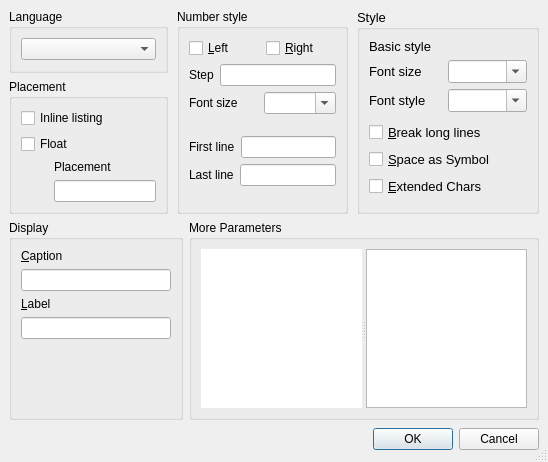
First picture: the form in src/frontends/qt4/ui/ListingsUi.ui, repository cburschka/lyx, before the edit.
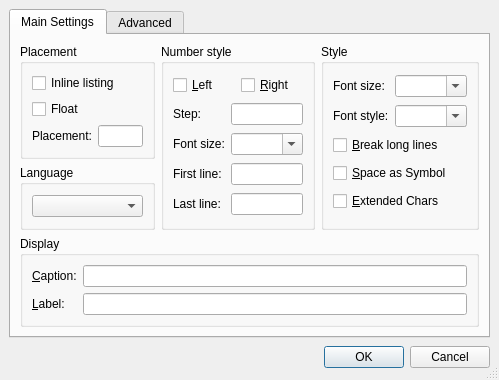
Second picture: the form after the edit.

Commit message: InsetListings: use Edwin's dialog, which is much nice

Patch:
```diff
--- a/src/frontends/qt4/ui/ListingsUi.ui
+++ b/src/frontends/qt4/ui/ListingsUi.ui
@@ -8,8 +8,8 @@
    <rect>
     <x>0</x>
     <y>0</y>
-    <width>548</width>
-    <height>462</height>
+    <width>499</width>
+    <height>355</height>
    </rect>
   </property>
   <property name="windowTitle" >
@@ -18,74 +18,262 @@
   <property name="sizeGripEnabled" >
    <bool>true</bool>
   </property>
-  <layout class="QVBoxLayout" >
+  <layout class="QGridLayout" >
    <property name="margin" >
     <number>9</number>
    </property>
    <property name="spacing" >
     <number>6</number>
    </property>
-   <item>
-    <layout class="QHBoxLayout" >
-     <property name="margin" >
+   <item row="0" column="0" >
+    <widget class="QTabWidget" name="listingsTW" >
+     <property name="currentIndex" >
       <number>0</number>
      </property>
-     <property name="spacing" >
-      <number>6</number>
-     </property>
-     <item>
-      <layout class="QVBoxLayout" >
+     <widget class="QWidget" name="tab" >
+      <attribute name="title" >
+       <string>Main Settings</string>
+      </attribute>
+      <layout class="QGridLayout" >
        <property name="margin" >
-        <number>0</number>
+        <number>9</number>
        </property>
        <property name="spacing" >
         <number>6</number>
        </property>
-       <item>
+       <item rowspan="2" row="0" column="2" >
+        <widget class="QGroupBox" name="basicstyleGB" >
+         <property name="title" >
+          <string>Style</string>
+         </property>
+         <layout class="QGridLayout" >
+          <property name="margin" >
+           <number>9</number>
+          </property>
+          <property name="spacing" >
+           <number>6</number>
+          </property>
+          <item row="2" column="0" colspan="2" >
+           <widget class="QCheckBox" name="breaklinesCB" >
+            <property name="toolTip" >
+             <string>Breaking lines longer than the linewidth</string>
+            </property>
+            <property name="text" >
+             <string>&amp;Break long lines</string>
+            </property>
+            <property name="shortcut" >
+             <number>276824130</number>
+            </property>
+           </widget>
+          </item>
+          <item row="3" column="0" colspan="2" >
+           <widget class="QCheckBox" name="spaceCB" >
+            <property name="toolTip" >
+             <string>Insert a special symbol for a space</string>
+            </property>
+            <property name="text" >
+             <string>&amp;Space as Symbol</string>
+            </property>
+            <property name="shortcut" >
+             <number>276824147</number>
+            </property>
+           </widget>
+          </item>
+          <item row="4" column="0" colspan="2" >
+           <widget class="QCheckBox" name="extendedcharsCB" >
+            <property name="enabled" >
+             <bool>true</bool>
+            </property>
+            <property name="toolTip" >
+             <string>Use extended character table</string>
+            </property>
+            <property name="text" >
+             <string>&amp;Extended Chars</string>
+            </property>
+            <property name="shortcut" >
+             <number>276824133</number>
+            </property>
+           </widget>
+          </item>
+          <item row="1" column="0" >
+           <widget class="QLabel" name="fontstyle_label_3" >
+            <property name="text" >
+             <string>Font style:</string>
+            </property>
+            <property name="wordWrap" >
+             <bool>false</bool>
+            </property>
+            <property name="buddy" >
+             <cstring>fontstyleCO</cstring>
+            </property>
+           </widget>
+          </item>
+          <item row="1" column="1" >
+           <widget class="QComboBox" name="fontstyleCO" >
+            <property name="sizePolicy" >
+             <sizepolicy>
+              <hsizetype>7</hsizetype>
+              <vsizetype>0</vsizetype>
+              <horstretch>0</horstretch>
+              <verstretch>0</verstretch>
+             </sizepolicy>
+            </property>
+            <property name="toolTip" >
+             <string>Choose the Font Style</string>
+            </property>
+            <property name="editable" >
+             <bool>true</bool>
+            </property>
+            <property name="autoCompletion" >
+             <bool>true</bool>
+            </property>
+            <property name="duplicatesEnabled" >
+             <bool>false</bool>
+            </property>
+           </widget>
+          </item>
+          <item row="0" column="0" >
+           <widget class="QLabel" name="fontsize_label_3" >
+            <property name="text" >
+             <string>Font size:</string>
+            </property>
+            <property name="wordWrap" >
+             <bool>false</bool>
+            </property>
+            <property name="buddy" >
+             <cstring>fontsizeCO</cstring>
+            </property>
+           </widget>
+          </item>
+          <item row="0" column="1" >
+           <widget class="QComboBox" name="fontsizeCO" >
+            <property name="sizePolicy" >
+             <sizepolicy>
+              <hsizetype>7</hsizetype>
+              <vsizetype>0</vsizetype>
+              <horstretch>0</horstretch>
+              <verstretch>0</verstretch>
+             </sizepolicy>
+            </property>
+            <property name="toolTip" >
+             <string>Choose the Font Size</string>
+            </property>
+            <property name="editable" >
+             <bool>true</bool>
+            </property>
+            <property name="autoCompletion" >
+             <bool>true</bool>
+            </property>
+            <property name="duplicatesEnabled" >
+             <bool>false</bool>
+            </property>
+           </widget>
+          </item>
+         </layout>
+        </widget>
+       </item>
+       <item row="1" column="0" >
         <widget class="QGroupBox" name="groupBox" >
          <property name="title" >
           <string>Language</string>
          </property>
-         <layout class="QVBoxLayout" >
+         <layout class="QGridLayout" >
           <property name="margin" >
            <number>9</number>
           </property>
           <property name="spacing" >
            <number>6</number>
           </property>
-          <item>
+          <item row="0" column="0" >
            <widget class="QComboBox" name="languageCO" />
           </item>
          </layout>
         </widget>
        </item>
-       <item>
+       <item row="0" column="0" >
         <widget class="QGroupBox" name="groupBox_2" >
          <property name="title" >
           <string>Placement</string>
          </property>
-         <layout class="QVBoxLayout" >
+         <layout class="QGridLayout" >
           <property name="margin" >
            <number>9</number>
           </property>
           <property name="spacing" >
            <number>6</number>
           </property>
-          <item>
-           <widget class="QCheckBox" name="inlineCB" >
+          <item row="2" column="1" >
+           <widget class="QLineEdit" name="placementLE" />
+          </item>
+          <item row="2" column="0" >
+           <widget class="QLabel" name="captionL_5" >
             <property name="text" >
-             <string>Inline listing</string>
+             <string>Placement:</string>
+            </property>
+            <property name="wordWrap" >
+             <bool>false</bool>
+            </property>
+            <property name="buddy" >
+             <cstring>captionLE</cstring>
             </property>
            </widget>
           </item>
-          <item>
+          <item row="1" column="0" colspan="2" >
            <widget class="QCheckBox" name="floatCB" >
             <property name="text" >
              <string>Float</string>
             </property>
            </widget>
           </item>
-          <item>
+          <item row="0" column="0" colspan="2" >
+           <widget class="QCheckBox" name="inlineCB" >
+            <property name="text" >
+             <string>Inline listing</string>
+            </property>
+           </widget>
+          </item>
+         </layout>
+        </widget>
+       </item>
+       <item rowspan="2" row="0" column="1" >
+        <widget class="QGroupBox" name="numberstyleGB" >
+         <property name="title" >
+          <string>Number style</string>
+         </property>
+         <layout class="QGridLayout" >
+          <property name="margin" >
+           <number>9</number>
+          </property>
+          <property name="spacing" >
+           <number>6</number>
+          </property>
+          <item row="4" column="0" >
+           <widget class="QLabel" name="numberfontsizeL_2" >
+            <property name="text" >
+             <string>Last line:</string>
+            </property>
+            <property name="wordWrap" >
+             <bool>false</bool>
+            </property>
+            <property name="buddy" >
+             <cstring>numberFontSizeCO</cstring>
+            </property>
+           </widget>
+          </item>
+          <item row="3" column="0" >
+           <widget class="QLabel" name="numberfontsizeL_3" >
+            <property name="text" >
+             <string>First line:</string>
+            </property>
+            <property name="wordWrap" >
+             <bool>false</bool>
+            </property>
+            <property name="buddy" >
+             <cstring>numberFontSizeCO</cstring>
+            </property>
+           </widget>
+          </item>
+          <item row="0" column="0" colspan="2" >
            <layout class="QHBoxLayout" >
             <property name="margin" >
              <number>0</number>
@@ -94,127 +282,77 @@
              <number>6</number>
             </property>
             <item>
-             <spacer>
-              <property name="orientation" >
-               <enum>Qt::Horizontal</enum>
+             <widget class="QCheckBox" name="numberLeftCB" >
+              <property name="toolTip" >
+               <string>enable for numbers on the leftside</string>
               </property>
-              <property name="sizeHint" >
-               <size>
-                <width>40</width>
-                <height>20</height>
-               </size>
+              <property name="text" >
+               <string>&amp;Left</string>
               </property>
-             </spacer>
+              <property name="checked" >
+               <bool>false</bool>
+              </property>
+              <property name="autoRepeat" >
+               <bool>false</bool>
+              </property>
+             </widget>
             </item>
             <item>
-             <layout class="QVBoxLayout" >
-              <property name="margin" >
-               <number>0</number>
+             <widget class="QCheckBox" name="numberRightCB" >
+              <property name="toolTip" >
+               <string>enable for numbers on the right side</string>
               </property>
-              <property name="spacing" >
-               <number>6</number>
+              <property name="text" >
+               <string>&amp;Right</string>
               </property>
-              <item>
-               <widget class="QLabel" name="captionL_5" >
-                <property name="text" >
-                 <string>Placement</string>
-                </property>
-                <property name="wordWrap" >
-                 <bool>false</bool>
-                </property>
-                <property name="buddy" >
-                 <cstring>captionLE</cstring>
-                </property>
-               </widget>
-              </item>
-              <item>
-               <widget class="QLineEdit" name="placementLE" />
-              </item>
-             </layout>
+             </widget>
             </item>
            </layout>
           </item>
-         </layout>
-        </widget>
-       </item>
-      </layout>
-     </item>
-     <item>
-      <spacer>
-       <property name="orientation" >
-        <enum>Qt::Horizontal</enum>
-       </property>
-       <property name="sizeHint" >
-        <size>
-         <width>16</width>
-         <height>20</height>
-        </size>
-       </property>
-      </spacer>
-     </item>
-     <item>
-      <widget class="QGroupBox" name="numberstyleGB" >
-       <property name="title" >
-        <string>Number style</string>
-       </property>
-       <layout class="QVBoxLayout" >
-        <property name="margin" >
-         <number>9</number>
-        </property>
-        <property name="spacing" >
-         <number>6</number>
-        </property>
-        <item>
-         <layout class="QHBoxLayout" >
-          <property name="margin" >
-           <number>0</number>
-          </property>
-          <property name="spacing" >
-           <number>6</number>
-          </property>
-          <item>
-           <widget class="QCheckBox" name="numberLeftCB" >
+          <item row="2" column="1" >
+           <widget class="QComboBox" name="numberFontSizeCO" >
+            <property name="sizePolicy" >
+             <sizepolicy>
+              <hsizetype>7</hsizetype>
+              <vsizetype>0</vsizetype>
+              <horstretch>0</horstretch>
+              <verstretch>0</verstretch>
+             </sizepolicy>
+            </property>
             <property name="toolTip" >
-             <string>enable for numbers on the leftside</string>
+             <string>Choose the Font Size</string>
             </property>
-            <property name="text" >
-             <string>&amp;Left</string>
+            <property name="editable" >
+             <bool>true</bool>
             </property>
-            <property name="checked" >
-             <bool>false</bool>
+            <property name="autoCompletion" >
+             <bool>true</bool>
             </property>
-            <property name="autoRepeat" >
+            <property name="duplicatesEnabled" >
              <bool>false</bool>
             </property>
            </widget>
           </item>
-          <item>
-           <widget class="QCheckBox" name="numberRightCB" >
-            <property name="toolTip" >
-             <string>enable for numbers on the right side</string>
-            </property>
+          <item row="2" column="0" >
+           <widget class="QLabel" name="numberfontsizeL" >
             <property name="text" >
-             <string>&amp;Right</string>
+             <string>Font size:</string>
             </property>
+            <property name="wordWrap" >
+             <bool>false</bool>
+            </property>
+            <property name="buddy" >
+             <cstring>numberFontSizeCO</cstring>
+            </property>
            </widget>
           </item>
-         </layout>
-        </item>
-        <item>
-         <layout class="QHBoxLayout" >
-          <property name="margin" >
-           <number>0</number>
-          </property>
-          <property name="spacing" >
-           <number>6</number>
-          </property>
-          <item>
+          <item row="1" column="0" >
            <widget class="QLabel" name="stepnumberL" >
             <property name="toolTip" >
              <string>File name of image</string>
             </property>
             <property name="text" >
-             <string>Step</string>
+             <string>Step:</string>
             </property>
             <property name="wordWrap" >
              <bool>false</bool>
@@ -224,7 +362,7 @@
             </property>
            </widget>
           </item>
-          <item>
+          <item row="1" column="1" >
            <widget class="QLineEdit" name="numberStepLE" >
             <property name="toolTip" >
              <string>Differenz between two numbered lines</string>
@@ -237,82 +375,7 @@
             </property>
            </widget>
           </item>
-         </layout>
-        </item>
-        <item>
-         <layout class="QHBoxLayout" >
-          <property name="margin" >
-           <number>0</number>
-          </property>
-          <property name="spacing" >
-           <number>6</number>
-          </property>
-          <item>
-           <widget class="QLabel" name="numberfontsizeL" >
-            <property name="text" >
-             <string>Font size</string>
-            </property>
-            <property name="wordWrap" >
-             <bool>false</bool>
-            </property>
-            <property name="buddy" >
-             <cstring>numberFontSizeCO</cstring>
-            </property>
-           </widget>
-          </item>
-          <item>
-           <widget class="QComboBox" name="numberFontSizeCO" >
-            <property name="toolTip" >
-             <string>Choose the Font Size</string>
-            </property>
-            <property name="editable" >
-             <bool>true</bool>
-            </property>
-            <property name="autoCompletion" >
-             <bool>true</bool>
-            </property>
-            <property name="duplicatesEnabled" >
-             <bool>false</bool>
-            </property>
-           </widget>
-          </item>
-         </layout>
-        </item>
-        <item>
-         <spacer>
-          <property name="orientation" >
-           <enum>Qt::Vertical</enum>
-          </property>
-          <property name="sizeHint" >
-           <size>
-            <width>142</width>
-            <height>31</height>
-           </size>
-          </property>
-         </spacer>
-        </item>
-        <item>
-         <layout class="QHBoxLayout" >
-          <property name="margin" >
-           <number>0</number>
-          </property>
-          <property name="spacing" >
-           <number>6</number>
-          </property>
-          <item>
-           <widget class="QLabel" name="numberfontsizeL_3" >
-            <property name="text" >
-             <string>First line</string>
-            </property>
-            <property name="wordWrap" >
-             <bool>false</bool>
-            </property>
-            <property name="buddy" >
-             <cstring>numberFontSizeCO</cstring>
-            </property>
-           </widget>
-          </item>
-          <item>
+          <item row="3" column="1" >
            <widget class="QLineEdit" name="firstlineLE" >
             <property name="toolTip" >
              <string>Differenz between two numbered lines</string>
@@ -325,30 +388,7 @@
             </property>
            </widget>
           </item>
-         </layout>
-        </item>
-        <item>
-         <layout class="QHBoxLayout" >
-          <property name="margin" >
-           <number>0</number>
-          </property>
-          <property name="spacing" >
-           <number>6</number>
-          </property>
-          <item>
-           <widget class="QLabel" name="numberfontsizeL_2" >
-            <property name="text" >
-             <string>Last line</string>
-            </property>
-            <property name="wordWrap" >
-             <bool>false</bool>
-            </property>
-            <property name="buddy" >
-             <cstring>numberFontSizeCO</cstring>
-            </property>
-           </widget>
-          </item>
-          <item>
+          <item row="4" column="1" >
            <widget class="QLineEdit" name="lastlineLE" >
             <property name="toolTip" >
              <string>Differenz between two numbered lines</string>
@@ -362,253 +402,47 @@
            </widget>
           </item>
          </layout>
-        </item>
-        <item>
-         <spacer>
-          <property name="orientation" >
-           <enum>Qt::Vertical</enum>
-          </property>
-          <property name="sizeHint" >
-           <size>
-            <width>142</width>
-            <height>31</height>
-           </size>
-          </property>
-         </spacer>
-        </item>
-       </layout>
-      </widget>
-     </item>
-     <item>
-      <spacer>
-       <property name="orientation" >
-        <enum>Qt::Horizontal</enum>
-       </property>
-       <property name="sizeHint" >
-        <size>
-         <width>16</width>
-         <height>20</height>
-        </size>
-       </property>
-      </spacer>
-     </item>
-     <item>
-      <widget class="QGroupBox" name="basicstyleGB" >
-       <property name="font" >
-        <font>
-         <pointsize>10</pointsize>
-        </font>
-       </property>
-       <property name="title" >
-        <string>Style</string>
-       </property>
-       <layout class="QVBoxLayout" >
-        <property name="margin" >
-         <number>9</number>
-        </property>
-        <property name="spacing" >
-         <number>6</number>
-        </property>
-        <item>
-         <widget class="QLabel" name="label_6" >
-          <property name="text" >
-           <string>Basic style</string>
-          </property>
-         </widget>
-        </item>
-        <item>
-         <layout class="QHBoxLayout" >
+        </widget>
+       </item>
+       <item row="2" column="0" colspan="3" >
+        <widget class="QGroupBox" name="captionGB_3" >
+         <property name="title" >
+          <string>Display</string>
+         </property>
+         <layout class="QGridLayout" >
           <property name="margin" >
-           <number>0</number>
+           <number>9</number>
           </property>
           <property name="spacing" >
            <number>6</number>
           </property>
-          <item>
-           <widget class="QLabel" name="fontsize_label_3" >
+          <item row="1" column="0" >
+           <widget class="QLabel" name="labelL_4" >
             <property name="text" >
-             <string>Font size</string>
+             <string>&amp;Label:</string>
             </property>
             <property name="wordWrap" >
              <bool>false</bool>
             </property>
             <property name="buddy" >
-             <cstring>fontsizeCO</cstring>
+             <cstring>labelLE</cstring>
             </property>
            </widget>
           </item>
-          <item>
-           <widget class="QComboBox" name="fontsizeCO" >
-            <property name="toolTip" >
-             <string>Choose the Font Size</string>
-            </property>
-            <property name="editable" >
-             <bool>true</bool>
-            </property>
-            <property name="autoCompletion" >
-             <bool>true</bool>
-            </property>
-            <property name="duplicatesEnabled" >
-             <bool>false</bool>
-            </property>
-           </widget>
-          </item>
-         </layout>
-        </item>
-        <item>
-         <layout class="QHBoxLayout" >
-          <property name="margin" >
-           <number>0</number>
-          </property>
-          <property name="spacing" >
-           <number>6</number>
-          </property>
-          <item>
-           <widget class="QLabel" name="fontstyle_label_3" >
+          <item row="0" column="0" >
+           <widget class="QLabel" name="captionL_4" >
             <property name="text" >
-             <string>Font style</string>
+             <string>&amp;Caption:</string>
             </property>
             <property name="wordWrap" >
              <bool>false</bool>
             </property>
             <property name="buddy" >
-             <cstring>fontstyleCO</cstring>
+             <cstring>captionLE</cstring>
             </property>
            </widget>
           </item>
-          <item>
-           <widget class="QComboBox" name="fontstyleCO" >
-            <property name="toolTip" >
-             <string>Choose the Font Style</string>
-            </property>
-            <property name="editable" >
-             <bool>true</bool>
-            </property>
-            <property name="autoCompletion" >
-             <bool>true</bool>
-            </property>
-            <property name="duplicatesEnabled" >
-             <bool>false</bool>
-            </property>
-           </widget>
-          </item>
-         </layout>
-        </item>
-        <item>
-         <spacer>
-          <property name="orientation" >
-           <enum>Qt::Vertical</enum>
-          </property>
-          <property name="sizeHint" >
-           <size>
-            <width>158</width>
-            <height>21</height>
-           </size>
-          </property>
-         </spacer>
-        </item>
-        <item>
-         <widget class="QCheckBox" name="breaklinesCB" >
-          <property name="toolTip" >
-           <string>Breaking lines longer than the linewidth</string>
-          </property>
-          <property name="text" >
-           <string>&amp;Break long lines</string>
-          </property>
-          <property name="shortcut" >
-           <number>276824130</number>
-          </property>
-         </widget>
-        </item>
-        <item>
-         <widget class="QCheckBox" name="spaceCB" >
-          <property name="toolTip" >
-           <string>Insert a special symbol for a space</string>
-          </property>
-          <property name="text" >
-           <string>&amp;Space as Symbol</string>
-          </property>
-          <property name="shortcut" >
-           <number>276824147</number>
-          </property>
-         </widget>
-        </item>
-        <item>
-         <widget class="QCheckBox" name="extendedcharsCB" >
-          <property name="enabled" >
-           <bool>true</bool>
-          </property>
-          <property name="toolTip" >
-           <string>Use extended character table</string>
-          </property>
-          <property name="text" >
-           <string>&amp;Extended Chars</string>
-          </property>
-          <property name="shortcut" >
-           <number>276824133</number>
-          </property>
-         </widget>
-        </item>
-        <item>
-         <spacer>
-          <property name="orientation" >
-           <enum>Qt::Vertical</enum>
-          </property>
-          <property name="sizeHint" >
-           <size>
-            <width>158</width>
-            <height>21</height>
-           </size>
-          </property>
-         </spacer>
-        </item>
-       </layout>
-      </widget>
-     </item>
-    </layout>
-   </item>
-   <item>
-    <layout class="QHBoxLayout" >
-     <property name="margin" >
-      <number>0</number>
-     </property>
-     <property name="spacing" >
-      <number>6</number>
-     </property>
-     <item>
-      <widget class="QGroupBox" name="captionGB_3" >
-       <property name="title" >
-        <string>Display</string>
-       </property>
-       <layout class="QVBoxLayout" >
-        <property name="margin" >
-         <number>9</number>
-        </property>
-        <property name="spacing" >
-         <number>6</number>
-        </property>
-        <item>
-         <widget class="QLabel" name="captionL_4" >
-          <property name="text" >
-           <string>&amp;Caption</string>
-          </property>
-          <property name="wordWrap" >
-           <bool>false</bool>
-          </property>
-          <property name="buddy" >
-           <cstring>captionLE</cstring>
-          </property>
-         </widget>
-        </item>
-        <item>
-         <layout class="QHBoxLayout" >
-          <property name="margin" >
-           <number>0</number>
-          </property>
-          <property name="spacing" >
-           <number>6</number>
-          </property>
-          <item>
+          <item row="0" column="1" >
            <widget class="QLineEdit" name="captionLE" >
             <property name="minimumSize" >
              <size>
@@ -624,43 +458,7 @@
             </property>
            </widget>
           </item>
-          <item>
-           <spacer>
-            <property name="orientation" >
-             <enum>Qt::Horizontal</enum>
-            </property>
-            <property name="sizeHint" >
-             <size>
-              <width>20</width>
-              <height>20</height>
-             </size>
-            </property>
-           </spacer>
-          </item>
-         </layout>
-        </item>
-        <item>
-         <widget class="QLabel" name="labelL_4" >
-          <property name="text" >
-           <string>&amp;Label</string>
-          </property>
-          <property name="wordWrap" >
-           <bool>false</bool>
-          </property>
-          <property name="buddy" >
-           <cstring>labelLE</cstring>
-          </property>
-         </widget>
-        </item>
-        <item>
-         <layout class="QHBoxLayout" >
-          <property name="margin" >
-           <number>0</number>
-          </property>
-          <property name="spacing" >
-           <number>6</number>
-          </property>
-          <item>
+          <item row="1" column="1" >
            <widget class="QLineEdit" name="labelLE" >
             <property name="minimumSize" >
              <size>
@@ -676,110 +474,84 @@
             </property>
            </widget>
           </item>
+         </layout>
+        </widget>
+       </item>
+      </layout>
+     </widget>
+     <widget class="QWidget" name="tab_2" >
+      <attribute name="title" >
+       <string>Advanced</string>
+      </attribute>
+      <layout class="QGridLayout" >
+       <property name="margin" >
+        <number>9</number>
+       </property>
+       <property name="spacing" >
+        <number>6</number>
+       </property>
+       <item row="0" column="0" >
+        <widget class="QGroupBox" name="listingsGB" >
+         <property name="sizePolicy" >
+          <sizepolicy>
+           <hsizetype>7</hsizetype>
+           <vsizetype>7</vsizetype>
+           <horstretch>0</horstretch>
+           <verstretch>0</verstretch>
+          </sizepolicy>
+         </property>
+         <property name="title" >
+          <string>More Parameters</string>
+         </property>
+         <layout class="QVBoxLayout" >
+          <property name="margin" >
+           <number>9</number>
+          </property>
+          <property name="spacing" >
+           <number>6</number>
+          </property>
           <item>
-           <spacer>
+           <widget class="QSplitter" name="splitter" >
             <property name="orientation" >
              <enum>Qt::Horizontal</enum>
             </property>
-            <property name="sizeHint" >
-             <size>
-              <width>20</width>
-              <height>20</height>
-             </size>
-            </property>
-           </spacer>
+            <widget class="QTextBrowser" name="listingsTB" >
+             <property name="maximumSize" >
+              <size>
+               <width>16777215</width>
+               <height>16777215</height>
+              </size>
+             </property>
+             <property name="cursor" >
+              <cursor>0</cursor>
+             </property>
+             <property name="acceptDrops" >
+              <bool>false</bool>
+             </property>
+             <property name="frameShape" >
+              <enum>QFrame::NoFrame</enum>
+             </property>
+             <property name="frameShadow" >
+              <enum>QFrame::Plain</enum>
+             </property>
+             <property name="lineWidth" >
+              <number>0</number>
+             </property>
+             <property name="acceptRichText" >
+              <bool>false</bool>
+             </property>
+            </widget>
+            <widget class="QTextEdit" name="listingsED" />
+           </widget>
           </item>
          </layout>
-        </item>
-        <item>
-         <spacer>
-          <property name="orientation" >
-           <enum>Qt::Vertical</enum>
-          </property>
-          <property name="sizeHint" >
-           <size>
-            <width>20</width>
-            <height>21</height>
-           </size>
-          </property>
-         </spacer>
-        </item>
-       </layout>
-      </widget>
-     </item>
-     <item>
-      <spacer>
-       <property name="orientation" >
-        <enum>Qt::Horizontal</enum>
-       </property>
-       <property name="sizeHint" >
-        <size>
-         <width>16</width>
-         <height>20</height>
-        </size>
-       </property>
-      </spacer>
-     </item>
-     <item>
-      <widget class="QGroupBox" name="listingsGB" >
-       <property name="sizePolicy" >
-        <sizepolicy>
-         <hsizetype>7</hsizetype>
-         <vsizetype>7</vsizetype>
-         <horstretch>0</horstretch>
-         <verstretch>0</verstretch>
-        </sizepolicy>
-       </property>
-       <property name="title" >
-        <string>More Parameters</string>
-       </property>
-       <layout class="QVBoxLayout" >
-        <property name="margin" >
-         <number>9</number>
-        </property>
-        <property name="spacing" >
-         <number>6</number>
-        </property>
-        <item>
-         <widget class="QSplitter" name="splitter" >
-          <property name="orientation" >
-           <enum>Qt::Horizontal</enum>
-          </property>
-          <widget class="QTextBrowser" name="listingsTB" >
-           <property name="maximumSize" >
-            <size>
-             <width>16777215</width>
-             <height>16777215</height>
-            </size>
-           </property>
-           <property name="cursor" >
-            <cursor>0</cursor>
-           </property>
-           <property name="acceptDrops" >
-            <bool>false</bool>
-           </property>
-           <property name="frameShape" >
-            <enum>QFrame::NoFrame</enum>
-           </property>
-           <property name="frameShadow" >
-            <enum>QFrame::Plain</enum>
-           </property>
-           <property name="lineWidth" >
-            <number>0</number>
-           </property>
-           <property name="acceptRichText" >
-            <bool>false</bool>
-           </property>
-          </widget>
-          <widget class="QTextEdit" name="listingsED" />
-         </widget>
-        </item>
-       </layout>
-      </widget>
-     </item>
-    </layout>
+        </widget>
+       </item>
+      </layout>
+     </widget>
+    </widget>
    </item>
-   <item>
+   <item row="1" column="0" >
     <layout class="QHBoxLayout" >
      <property name="margin" >
       <number>0</number>
```
